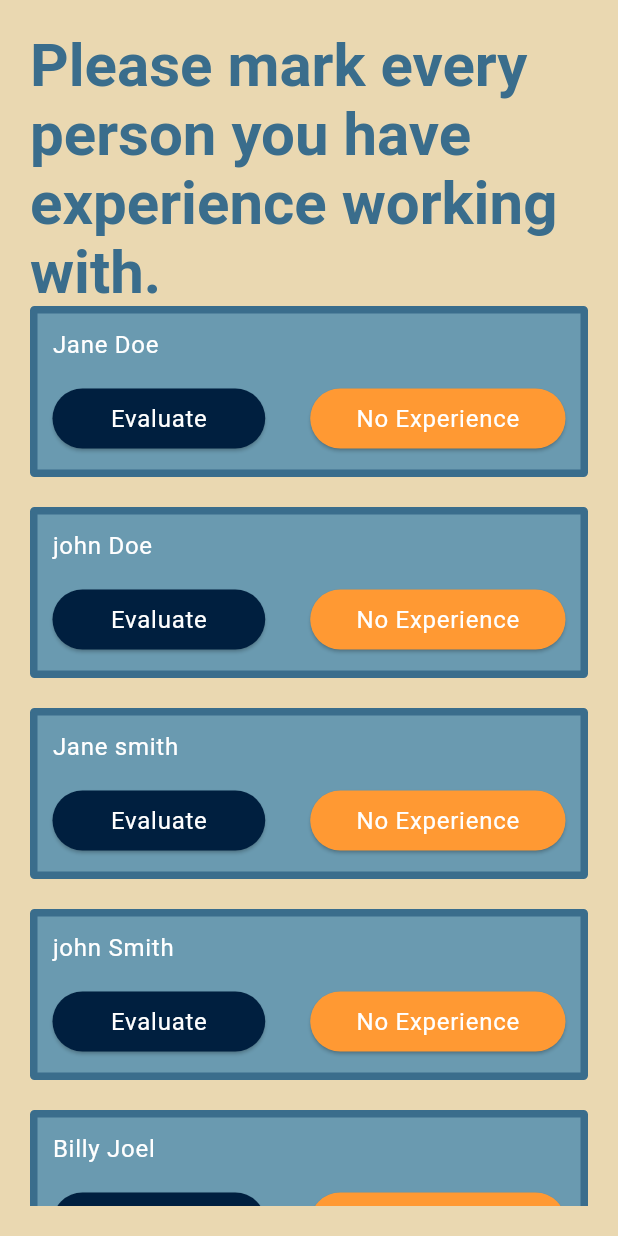
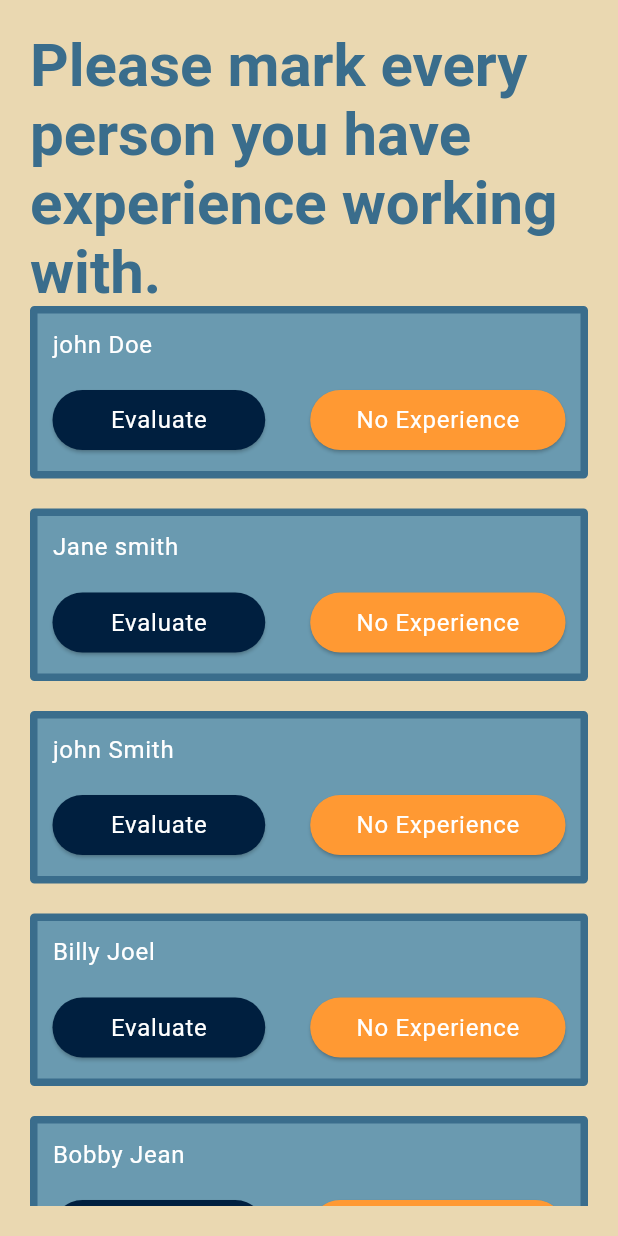
Before and after one commit to Dan2anderson/threesixtyeval-flutter, a Flutter app: the GiveFeedbackScreen widget shown alone on an empty page, opened directly, after a tap on "No Experience", on a phone screen of 412 x 824 dp. Run offline on Flutter 3.47's test engine with Material 3 defaults, Android fonts, the phone set to English and light mode, and no system bars; our stand-ins replace get_it.

Commit message:
adding dismissing item logic.

```diff
--- a/lib/screens/ViewModels/give_feedback_viewmodel.dart
+++ b/lib/screens/ViewModels/give_feedback_viewmodel.dart
@@ -9,15 +9,36 @@ class GiveFeedbackViewModel extends ChangeNotifier {
     required this.giveFeedbackRepository
   });
 
-  late GiveFeedbackModel _feedbackItems;
+  late GiveFeedbackModel _feedbackModel;
+  final List<GiveFeedbackItem> updateItems = [];
 
-  int get numberOfItems => _feedbackItems.giveFeedbackItems.length;
-  GiveFeedbackItem feedbackItemByIndex(int index) => _feedbackItems.giveFeedbackItems[index];
-  String get title => _feedbackItems.title??'';
+  int get numberOfItems => _feedbackModel.giveFeedbackItems.length;
+  GiveFeedbackItem feedbackItemByIndex(int index) => _feedbackModel.giveFeedbackItems[index];
+  String get title => _feedbackModel.title??'';
 
   void start(){
-    _feedbackItems = giveFeedbackRepository.fetchNeededFeedbackItems();
+    _feedbackModel = giveFeedbackRepository.fetchNeededFeedbackItems();
     notifyListeners();
   }
 
+  void dismissFeedbackByIndex(int index) {
+    _feedbackModel.giveFeedbackItems[index].status = FeedbackStatus.dismissed;
+    _updateItem(index);
+    notifyListeners();
+  }
+
+  void feedbackStartedByIndex(int index){
+    //todo navigate to give feedback flow.
+    //todo somehow track when feedback is completed.
+    _feedbackModel.giveFeedbackItems[index].status = FeedbackStatus.inProgress;
+    _updateItem(index);
+    notifyListeners();
+  }
+
+  ///does not call notifyListeners().
+  void _updateItem(int index){
+    GiveFeedbackItem changedItem = _feedbackModel.giveFeedbackItems[index];
+    updateItems.add(changedItem);
+  }
+
 }
--- a/lib/screens/give_feedback.dart
+++ b/lib/screens/give_feedback.dart
@@ -26,20 +26,38 @@ class GiveFeedbackScreen extends StatelessWidget {
                   style: Theme.of(context).textTheme.displayMedium,
                 ),
                 Expanded(
-                  child: ListView.separated(
+                  child: ListView.builder(
                     itemCount: viewModel.numberOfItems,
                     itemBuilder: (BuildContext context, int index) {
                       GiveFeedbackItem item =
                           viewModel.feedbackItemByIndex(index);
-                      return GiveFeedbackWidget(
-                        name: item.name,
-                        button1Text: item.doEvalText,
-                        button2Text: item.noEvalText,
-                      );
-                    },
-                    separatorBuilder: (BuildContext context, int index) {
-                      return const SizedBox(
-                        height: 20,
+                      double height = 135;
+                      if (item.status == FeedbackStatus.dismissed ||
+                          item.status == FeedbackStatus.completed) {
+                        height = 0;
+                      }
+                      return AnimatedContainer(
+                        // Use the properties stored in the State class.
+                        // width: _width,
+                        height: height,
+                        duration: const Duration(seconds: 1),
+                        // Provide an optional curve to make the animation feel smoother.
+                        curve: Curves.fastOutSlowIn,
+                        child: Padding(
+                          padding: const EdgeInsets.only(bottom: 20),
+                          child: GiveFeedbackWidget(
+                            id: item.id,
+                            name: item.name,
+                            button1Text: item.doEvalText,
+                            button2Text: item.noEvalText,
+                            button1Action: () {
+                              viewModel.feedbackStartedByIndex(index);
+                            },
+                            button2Action: () {
+                              viewModel.dismissFeedbackByIndex(index);
+                            },
+                          ),
+                        ),
                       );
                     },
                   ),
--- a/lib/screens/network/models/give_feedback_model.dart
+++ b/lib/screens/network/models/give_feedback_model.dart
@@ -6,10 +6,15 @@ class GiveFeedbackModel {
 }
 
 class GiveFeedbackItem {
+  final int id;
   final String name;
   final String doEvalText;
   final String noEvalText;
+  FeedbackStatus status;
 
   GiveFeedbackItem(
-      {required this.name, required this.doEvalText, required this.noEvalText});
+      {required this.id, required this.name, required this.doEvalText, required this.noEvalText, required this.status});
 }
+
+
+enum FeedbackStatus {active, inProgress, completed, dismissed,}
--- a/lib/screens/network/repositories/give_feedback_repository.dart
+++ b/lib/screens/network/repositories/give_feedback_repository.dart
@@ -2,7 +2,8 @@ import 'package:three_sixty_evaluations/screens/network/models/give_feedback_mod
 
 class GiveFeedbackRepository {
   GiveFeedbackModel fetchNeededFeedbackItems() {
-
+///the API will only send back items that should be shown.but as items are completed or dismissed we need to keep track of which items should not be shown to the user.
+    ///
     return fakeGiveFeedbackModel;
   }
 }
@@ -10,14 +11,14 @@ class GiveFeedbackRepository {
 GiveFeedbackModel fakeGiveFeedbackModel = GiveFeedbackModel(
     title: 'Please mark every person you have experience working with.',
     giveFeedbackItems: [
-      GiveFeedbackItem(name: 'Jane Doe', doEvalText: 'Evaluate', noEvalText: 'No Experience'),
-      GiveFeedbackItem(name: 'john Doe', doEvalText: 'Evaluate', noEvalText: 'No Experience'),
-      GiveFeedbackItem(name: 'Jane smith', doEvalText: 'Evaluate', noEvalText: 'No Experience'),
-      GiveFeedbackItem(name: 'john Smith', doEvalText: 'Evaluate', noEvalText: 'No Experience'),
-      GiveFeedbackItem(name: 'Billy Joel', doEvalText: 'Evaluate', noEvalText: 'No Experience'),
-      GiveFeedbackItem(name: 'Bobby Jean', doEvalText: 'Evaluate', noEvalText: 'No Experience'),
-      GiveFeedbackItem(name: 'Agnes Jane', doEvalText: 'Evaluate', noEvalText: 'No Experience'),
-      GiveFeedbackItem(name: 'Walker Spane', doEvalText: 'Evaluate', noEvalText: 'No Experience'),
-      GiveFeedbackItem(name: 'Teddy Bear', doEvalText: 'Evaluate', noEvalText: 'No Experience'),
-      GiveFeedbackItem(name: 'Carls Marle', doEvalText: 'Evaluate', noEvalText: 'No Experience'),
+      GiveFeedbackItem(id: 1, name: 'Jane Doe', doEvalText: 'Evaluate', noEvalText: 'No Experience', status: FeedbackStatus.active),
+      GiveFeedbackItem(id: 2, name: 'john Doe', doEvalText: 'Evaluate', noEvalText: 'No Experience', status: FeedbackStatus.active),
+      GiveFeedbackItem(id: 3, name: 'Jane smith', doEvalText: 'Evaluate', noEvalText: 'No Experience', status: FeedbackStatus.active),
+      GiveFeedbackItem(id: 4, name: 'john Smith', doEvalText: 'Evaluate', noEvalText: 'No Experience', status: FeedbackStatus.active),
+      GiveFeedbackItem(id: 5, name: 'Billy Joel', doEvalText: 'Evaluate', noEvalText: 'No Experience', status: FeedbackStatus.active),
+      GiveFeedbackItem(id: 6, name: 'Bobby Jean', doEvalText: 'Evaluate', noEvalText: 'No Experience', status: FeedbackStatus.active),
+      GiveFeedbackItem(id: 7, name: 'Agnes Jane', doEvalText: 'Evaluate', noEvalText: 'No Experience', status: FeedbackStatus.active),
+      GiveFeedbackItem(id: 8, name: 'Walker Spane', doEvalText: 'Evaluate', noEvalText: 'No Experience', status: FeedbackStatus.active),
+      GiveFeedbackItem(id: 9, name: 'Teddy Bear', doEvalText: 'Evaluate', noEvalText: 'No Experience', status: FeedbackStatus.active),
+      GiveFeedbackItem(id: 10, name: 'Carls Marle', doEvalText: 'Evaluate', noEvalText: 'No Experience', status: FeedbackStatus.active),
     ]);
--- a/lib/three_sixty_theme.dart
+++ b/lib/three_sixty_theme.dart
@@ -1,6 +1,7 @@
 import 'package:flutter/material.dart';
 
 final ThemeData threeSixtyTheme = ThemeData(
+  splashColor: Colors.orange.withOpacity(0.1),
   colorScheme: ColorScheme(
     brightness: Brightness.light,
     primary: Colors.darkBlue,
--- a/lib/widgets/give_feedback_widget.dart
+++ b/lib/widgets/give_feedback_widget.dart
@@ -1,15 +1,21 @@
 import 'package:flutter/material.dart';
 
 class GiveFeedbackWidget extends StatelessWidget {
+  final int id;
   final String name;
   final String button1Text;
   final String button2Text;
+  final VoidCallback button1Action;
+  final VoidCallback button2Action;
 
   const GiveFeedbackWidget({
     super.key,
+    required this.id,
     required this.name,
     required this.button1Text,
     required this.button2Text,
+    required this.button1Action,
+    required this.button2Action,
   });
 
   @override
@@ -49,7 +55,7 @@ class GiveFeedbackWidget extends StatelessWidget {
                   style: ElevatedButton.styleFrom(
                     backgroundColor: theme.primaryColor,
                   ),
-                  onPressed: () {},
+                  onPressed: button1Action,
                   child: Text(
                     button1Text,
                     style: theme.textTheme.labelMedium
@@ -64,7 +70,7 @@ class GiveFeedbackWidget extends StatelessWidget {
                   style: ElevatedButton.styleFrom(
                     backgroundColor: theme.colorScheme.error,
                   ),
-                  onPressed: () {},
+                  onPressed: button2Action,
                   child: Text(
                     button2Text,
                     style: theme.textTheme.labelMedium
```
